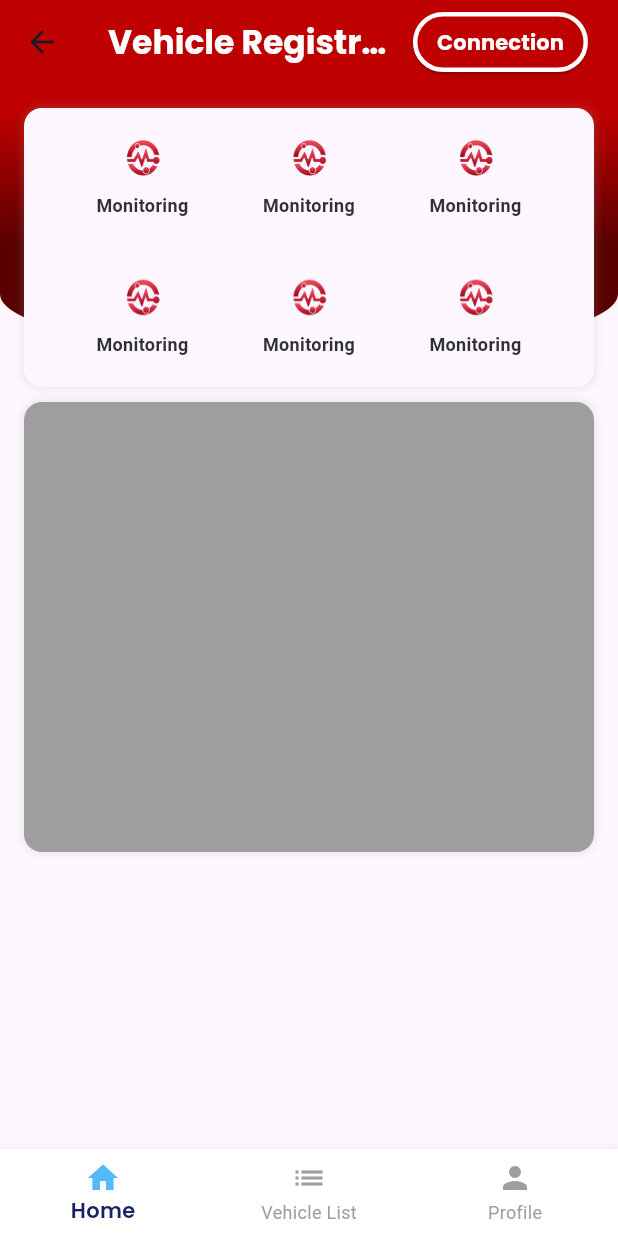
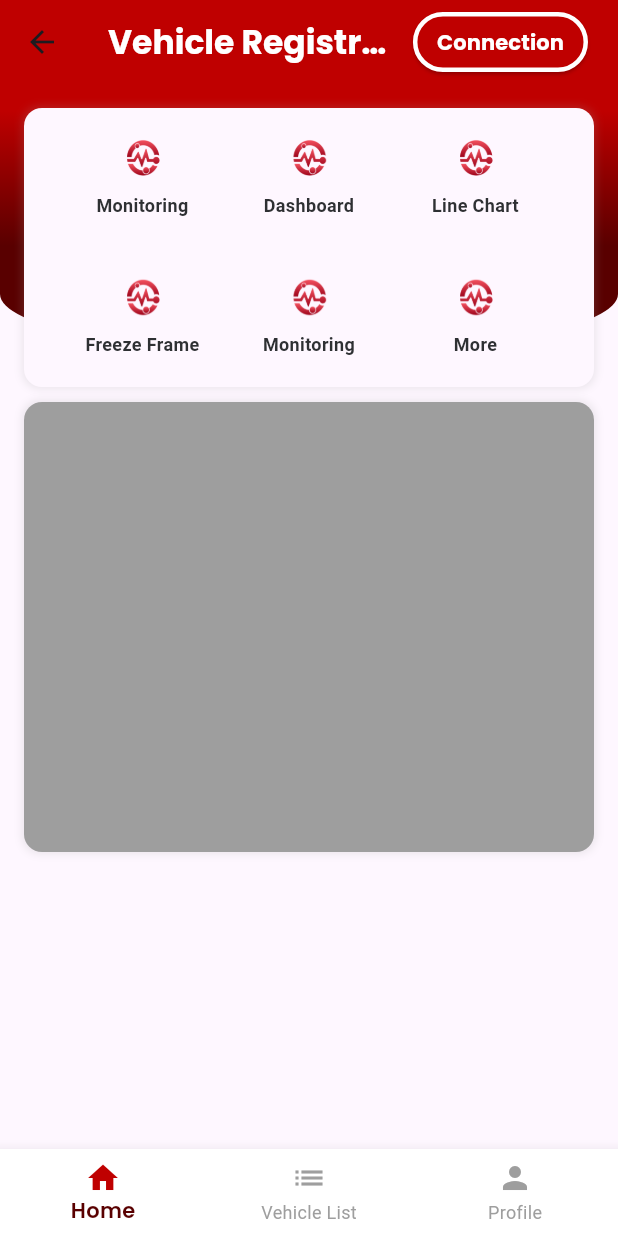
Before and after one commit to KP-DRI-2324-2/drivepulse, a Flutter app: the MainView screen opened by its route, on a phone screen of 412 x 824 dp. Run offline on Flutter 3.47's test engine with Material 3 defaults, Android fonts, the phone set to English and light mode, and no system bars; our stand-ins replace firebase_auth, firebase_core, flutter_svg, get, google_fonts, google_sign_in and 1 more; accounts and stored records are empty.

Commit message:
feat: minor changes

```diff
--- a/lib/app/common/theme/theme.dart
+++ b/lib/app/common/theme/theme.dart
@@ -4,9 +4,10 @@ ThemeData themeData = ThemeData(
   fontFamily: 'Poppins',
   scaffoldBackgroundColor: Colors.white,
   primarySwatch: Colors.blue,
-  primaryColor: const Color(0xFF54B9FC),
+  primaryColor: const Color(0xFFBF0000),
+  primaryColorDark: const Color(0xFF590000),
   highlightColor: const Color(0xFFFFFFFF),
-  canvasColor: const Color(0xFF182266),
+  canvasColor: Colors.grey[200],
   appBarTheme: const AppBarTheme(
     surfaceTintColor: Colors.transparent,
   ),
--- a/lib/app/data/data_provider.dart
+++ b/lib/app/data/data_provider.dart
@@ -10,7 +10,17 @@ List<ServicesModel> ServicesDataList() {
       image: "assets/images/logo-a.png",
       widget: MainView()));
   list.add(ServicesModel(
-      title: 'Monitoring',
+      title: 'Dashboard',
+      icon: Icons.circle,
+      image: "assets/images/logo-a.png",
+      widget: MainView()));
+  list.add(ServicesModel(
+      title: 'Line Chart',
+      icon: Icons.circle,
+      image: "assets/images/logo-a.png",
+      widget: MainView()));
+  list.add(ServicesModel(
+      title: 'Freeze Frame',
       icon: Icons.circle,
       image: "assets/images/logo-a.png",
       widget: MainView()));
@@ -20,17 +30,7 @@ List<ServicesModel> ServicesDataList() {
       image: "assets/images/logo-a.png",
       widget: MainView()));
   list.add(ServicesModel(
-      title: 'Monitoring',
-      icon: Icons.circle,
-      image: "assets/images/logo-a.png",
-      widget: MainView()));
-  list.add(ServicesModel(
-      title: 'Monitoring',
-      icon: Icons.circle,
-      image: "assets/images/logo-a.png",
-      widget: MainView()));
-  list.add(ServicesModel(
-      title: 'Monitoring',
+      title: 'More',
       icon: Icons.circle,
       image: "assets/images/logo-a.png",
       widget: MainView()));
--- a/lib/app/shared/widgets/botnavbar_widget.dart
+++ b/lib/app/shared/widgets/botnavbar_widget.dart
@@ -20,7 +20,7 @@ class BotNavBarWidget extends StatelessWidget {
       type: BottomNavigationBarType.fixed,
       currentIndex: currentIndex,
       onTap: onTap,
-      selectedItemColor: themeData.canvasColor,
+      selectedItemColor: themeData.primaryColorDark,
       unselectedItemColor: Colors.grey,
       showSelectedLabels: true,
       showUnselectedLabels: true,
```
